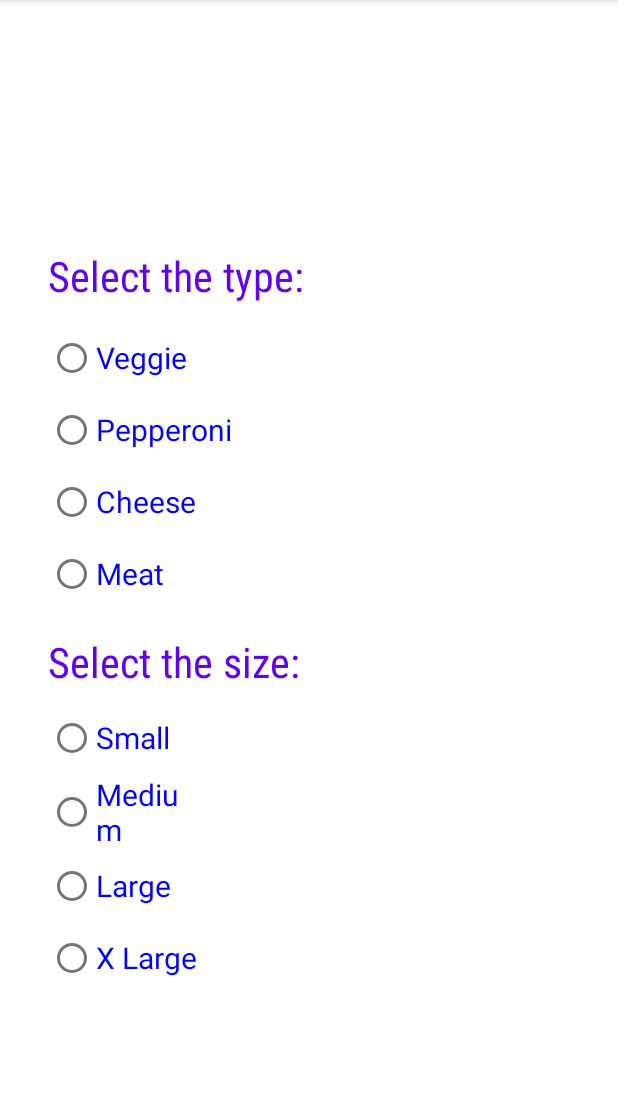
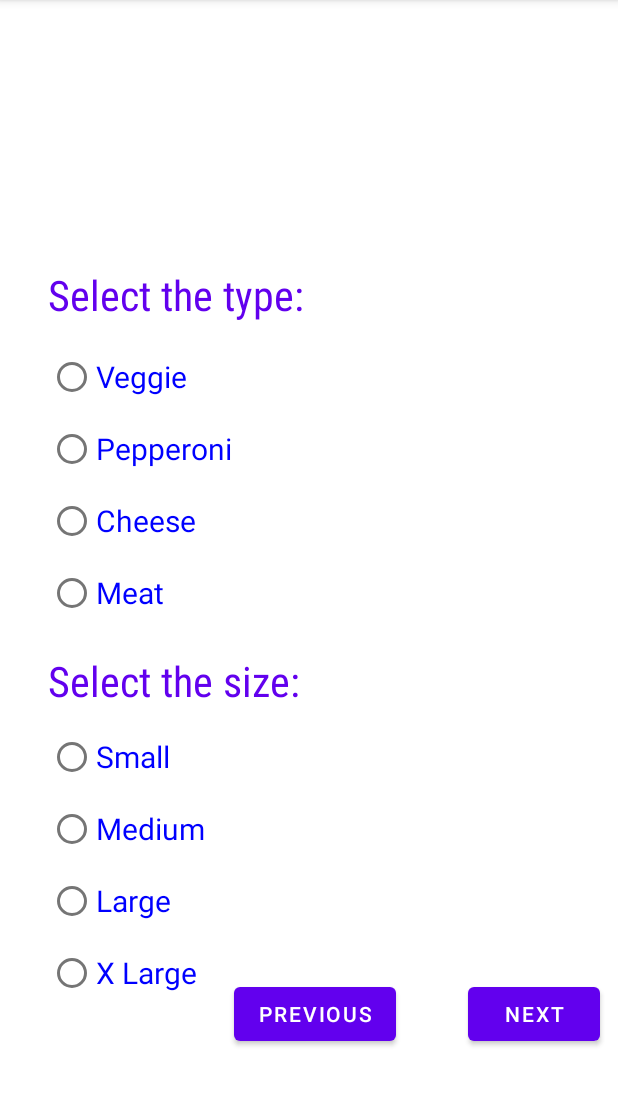
Before and after one commit to SafwanShaib3815/Pizza-Android-App, an Android app: the SafwanOrderActivity screen opened directly, with no data from a screen before it, on a phone screen of 412 x 824 dp, the part 84-1190 px from its top. Run offline under Robolectric (Android 15) with nearby library versions, the phone set to English and light mode, and no system bars; 1 statement that could not run was skipped.

Commit message:
previous and next buttons implemented in the order activity with an actionable snackbar for the next button

```diff
--- a/SafwanAssign22/src/main/java/safwan/shaib/n01343815/SafwanOrderActivity.java
+++ b/SafwanAssign22/src/main/java/safwan/shaib/n01343815/SafwanOrderActivity.java
@@ -11,8 +11,12 @@ import android.os.Bundle;
 import android.view.Menu;
 import android.view.MenuInflater;
 import android.view.MenuItem;
+import android.view.View;
+import android.widget.Button;
 import android.widget.ImageView;
 import android.widget.TextView;
+
+import com.google.android.material.snackbar.Snackbar;
 
 public class SafwanOrderActivity extends AppCompatActivity {
 
@@ -23,7 +27,7 @@ public class SafwanOrderActivity extends AppCompatActivity {
 
         TextView storeSelection = (TextView) findViewById(R.id.rcv_store_selection);
         ImageView storeImage = (ImageView) findViewById(R.id.rcv_store_img);
-
+        Button next,prev;
         storeSelection.setText(getIntent().getStringExtra(getString(R.string.storeSelection)));
 
         Bitmap bitmap = BitmapFactory.decodeByteArray(
@@ -32,7 +36,40 @@ public class SafwanOrderActivity extends AppCompatActivity {
 
         storeImage.setImageBitmap(bitmap);
 
+        //Next button
+        next = (Button) findViewById(R.id.next_btn2);
+        next.setOnClickListener(new View.OnClickListener() {
+            @Override
+            public void onClick(View view) {
+                Snackbar.make(view, R.string.sbtext1, Snackbar.LENGTH_LONG)
+                        .setAction(getString(R.string.sbyes), new View.OnClickListener() {
+                                    @Override
+                                    public void onClick(View view) {
+//                                        Intent intent = new Intent(getApplicationContext(),SafwanPaymentActivity.class);
+//                                        startActivity(intent);
+                                    }
+                                }
+                        )
+                        .setActionTextColor(getResources().getColor(android.R.color.holo_purple))
+                        .show();
+            }
+        });
+
+
+
+
+        //Previous button
+        prev = (Button) findViewById(R.id.prev_btn1);
+        prev.setOnClickListener(new View.OnClickListener() {
+            @Override
+            public void onClick(View view) {
+                Intent intent = new Intent(getApplicationContext(),SafwanActivity.class);
+                startActivity(intent);
+            }
+        });
     }
+
+
 
 
 
@@ -65,5 +102,4 @@ public class SafwanOrderActivity extends AppCompatActivity {
         return true;
     }
 
-
 }
--- a/SafwanAssign22/src/main/res/layout/activity_safwan_order.xml
+++ b/SafwanAssign22/src/main/res/layout/activity_safwan_order.xml
@@ -8,8 +8,8 @@
 
     <RadioGroup
         android:id="@+id/size_rbg"
-        android:layout_width="100dp"
-        android:layout_height="232dp"
+        android:layout_width="120dp"
+        android:layout_height="219dp"
         android:layout_marginStart="32dp"
         android:layout_marginBottom="68dp"
         app:layout_constraintBottom_toBottomOf="parent"
@@ -110,4 +110,24 @@
         app:layout_constraintStart_toStartOf="parent"
         app:layout_constraintTop_toTopOf="parent" />
 
+    <Button
+        android:id="@+id/prev_btn1"
+        android:layout_width="wrap_content"
+        android:layout_height="wrap_content"
+        android:layout_marginStart="4dp"
+        android:layout_marginBottom="68dp"
+        android:text="Previous"
+        app:layout_constraintBottom_toBottomOf="parent"
+        app:layout_constraintStart_toEndOf="@+id/size_rbg" />
+
+    <Button
+        android:id="@+id/next_btn2"
+        android:layout_width="wrap_content"
+        android:layout_height="wrap_content"
+        android:layout_marginStart="48dp"
+        android:layout_marginBottom="68dp"
+        android:text="Next"
+        app:layout_constraintBottom_toBottomOf="parent"
+        app:layout_constraintStart_toEndOf="@+id/prev_btn1" />
+
 </androidx.constraintlayout.widget.ConstraintLayout>
--- a/SafwanAssign22/src/main/res/values/strings.xml
+++ b/SafwanAssign22/src/main/res/values/strings.xml
@@ -33,4 +33,6 @@
     <string name="no">No</string>
     <string name="storeSelection">selected store</string>
     <string name="storeImage">store image</string>
+    <string name="sbtext1">Move to payment?</string>
+    <string name="sbyes">Yes</string>
 </resources>
```
